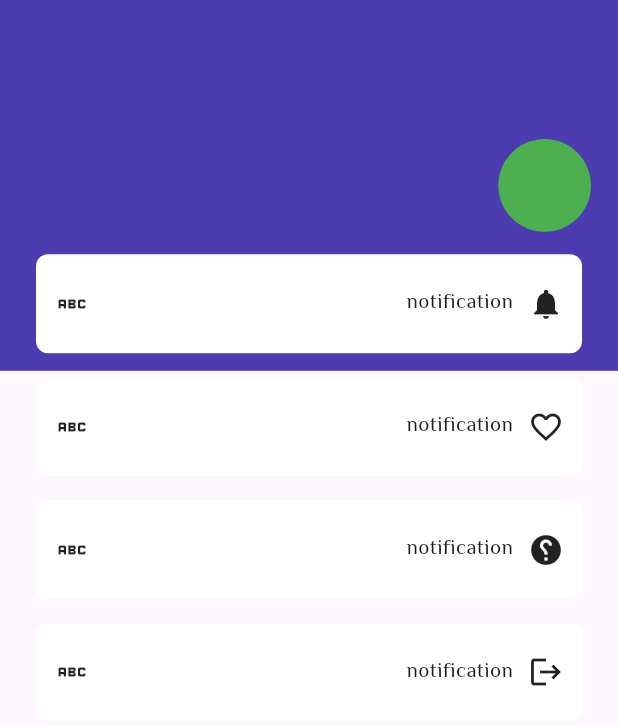
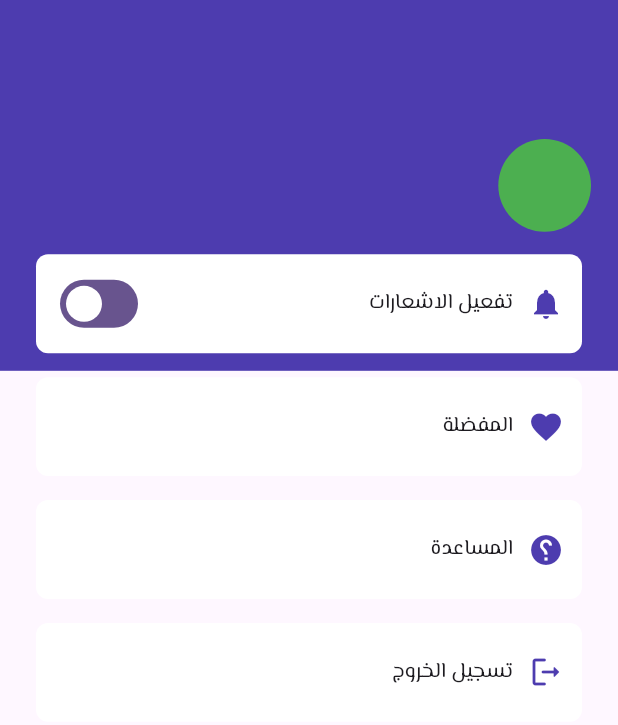
Before and after one commit to lahcenegue/ecommerce, a Flutter app: the MyAccount screen opened directly, on a phone screen of 412 x 824 dp. Shown: the top 725 px of the screen. Run offline on Flutter 3.47's test engine with Material 2 defaults, Android fonts, the light colour scheme and no system bars; our stand-ins replace carousel_slider, shared_preferences, sqflite; accounts and stored records are empty; network calls fail.

Commit message:
my account

```diff
--- a/lib/core/widgets/costtum_card.dart
+++ b/lib/core/widgets/costtum_card.dart
@@ -1,12 +1,13 @@
 import 'package:flutter/material.dart';
 
-import '../utils/app_colors.dart';
-
-Widget custtomCard({required Widget icon, required String title}) {
+Widget custtomCard(
+    {required Widget icon, required String title, required Function() onTap}) {
   return Builder(builder: (BuildContext context) {
     double heightScreen = MediaQuery.of(context).size.height;
 
-    return Container(
+    return InkWell(
+      onTap: onTap,
+      child: Container(
         height: heightScreen * 0.08,
         margin: const EdgeInsets.symmetric(vertical: 08),
         padding: const EdgeInsets.all(12),
@@ -20,8 +21,19 @@ Widget custtomCard({required Widget icon, required String title}) {
             const SizedBox(width: 10),
             Text(title),
             const Spacer(),
-          Icon(Icons.abc)
+            Visibility(
+              visible: title == 'تفعيل الاشعارات' ? true : false,
+              child: Switch(
+                  // activeColor: Colors.grey,
+                  // activeTrackColor: Colors.grey.withOpacity(0.5),
+                  //inactiveThumbColor: Colors.blueGrey.shade600,
+                  //inactiveTrackColor: Colors.grey.shade400,
+                  //splashRadius: 30.0,
+                  value: true,
+                  onChanged: (value) {}),
+            ),
           ],
+        ),
       ),
     );
   });
--- a/lib/screens/my_account.dart
+++ b/lib/screens/my_account.dart
@@ -53,23 +53,47 @@ class MyAccount extends StatelessWidget {
                   children: [
                     // notification
                     custtomCard(
-                      icon: const Icon(Icons.notifications),
-                      title: 'notification',
+                      icon: Icon(
+                        Icons.notifications,
+                        color: AppColors.primary,
+                      ),
+                      title: 'تفعيل الاشعارات',
+                      onTap: () {
+                        print('notification');
+                      },
                     ),
                     // favorite
                     custtomCard(
-                      icon: const Icon(Icons.favorite_border),
-                      title: 'notification',
+                      icon: Icon(
+                        Icons.favorite,
+                        color: AppColors.primary,
+                      ),
+                      title: 'المفضلة',
+                      onTap: () {
+                        print('favorite');
+                      },
                     ),
                     //help
                     custtomCard(
-                      icon: const Icon(Icons.help),
-                      title: 'notification',
+                      icon: Icon(
+                        Icons.help,
+                        color: AppColors.primary,
+                      ),
+                      title: 'المساعدة',
+                      onTap: () {
+                        print('help');
+                      },
                     ),
                     //log out
                     custtomCard(
-                      icon: const Icon(Icons.logout),
-                      title: 'notification',
+                      icon: Icon(
+                        Icons.logout_rounded,
+                        color: AppColors.primary,
+                      ),
+                      title: 'تسجيل الخروج',
+                      onTap: () {
+                        print('logout');
+                      },
                     ),
                   ],
                 ),
```
Lines whose indentation alone changed are shown as unchanged.
